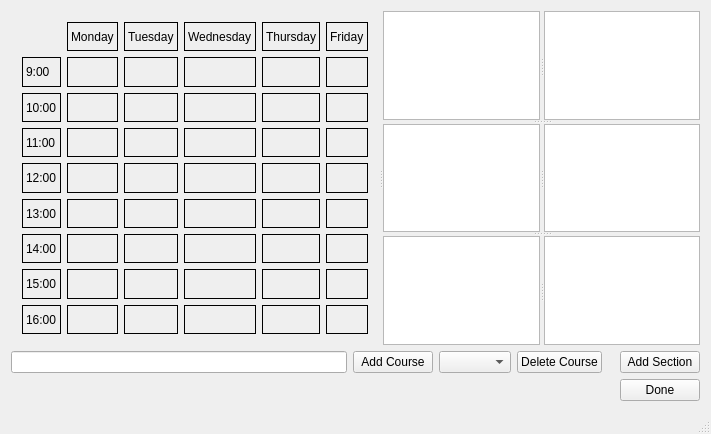
The window that Project Files/mainwindow.ui (UmutSahinSE/CoursePlanner) describes before a commit, drawn with Qt 5.
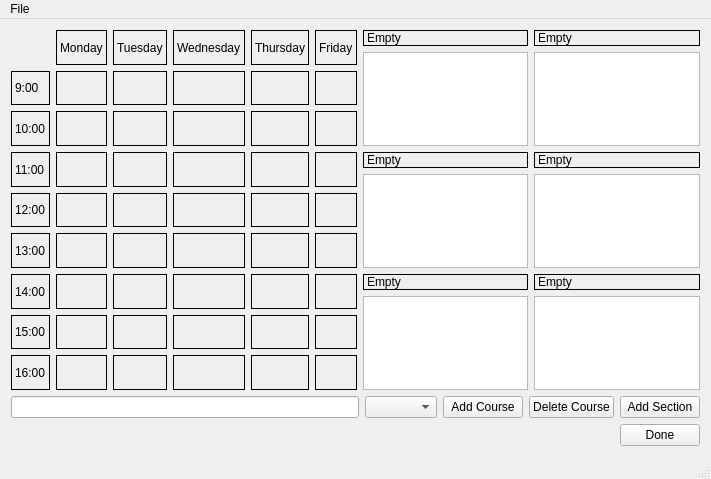
The same window after the commit. Icons and pictures are not drawn. Custom widgets are drawn as their Qt base class.

Diff of the .ui file:
```diff
--- a/Project Files/mainwindow.ui
+++ b/Project Files/mainwindow.ui
@@ -7,57 +7,28 @@
     <x>0</x>
     <y>0</y>
     <width>711</width>
-    <height>434</height>
+    <height>479</height>
    </rect>
   </property>
   <property name="windowTitle">
    <string>MainWindow</string>
   </property>
   <widget class="QWidget" name="centralWidget">
-   <layout class="QGridLayout" name="gridLayout">
-    <item row="1" column="3">
-     <widget class="QPushButton" name="DeleteCourse">
-      <property name="text">
-       <string>Delete Course</string>
-      </property>
-     </widget>
-    </item>
-    <item row="1" column="1">
-     <widget class="QPushButton" name="AddCourseButton">
-      <property name="text">
-       <string>Add Course</string>
-      </property>
-     </widget>
-    </item>
-    <item row="0" column="0" colspan="7">
-     <widget class="QSplitter" name="splitter_5">
-      <property name="orientation">
-       <enum>Qt::Horizontal</enum>
-      </property>
-      <widget class="QWidget" name="layoutWidget">
-       <layout class="QGridLayout" name="ScheduleLayout">
-        <item row="1" column="4">
-         <widget class="Hour" name="ThursdayNine">
-          <property name="mouseTracking">
-           <bool>true</bool>
-          </property>
+   <layout class="QVBoxLayout" name="verticalLayout">
+    <item>
+     <layout class="QHBoxLayout" name="horizontalLayout">
+      <item>
+       <layout class="QGridLayout" name="scheduleLayout">
+        <item row="0" column="0">
+         <widget class="QLabel" name="label">
           <property name="frameShape">
-           <enum>QFrame::Box</enum>
+           <enum>QFrame::NoFrame</enum>
           </property>
           <property name="text">
            <string/>
           </property>
-          <property name="pixmap">
-           <pixmap resource="pictures.qrc">:/RoadEnd.png</pixmap>
-          </property>
-          <property name="scaledContents">
-           <bool>true</bool>
-          </property>
-          <property name="Selected" stdset="0">
-           <bool>false</bool>
-          </property>
-          <property name="Value" stdset="0">
-           <number>97</number>
+          <property name="alignment">
+           <set>Qt::AlignCenter</set>
           </property>
          </widget>
         </item>
@@ -91,16 +62,6 @@
           </property>
          </widget>
         </item>
-        <item row="0" column="0">
-         <widget class="QLabel" name="label_6">
-          <property name="frameShape">
-           <enum>QFrame::NoFrame</enum>
-          </property>
-          <property name="text">
-           <string/>
-          </property>
-         </widget>
-        </item>
         <item row="0" column="4">
          <widget class="QLabel" name="Thursday">
           <property name="frameShape">
@@ -206,6 +167,31 @@
           </property>
          </widget>
         </item>
+        <item row="1" column="4">
+         <widget class="Hour" name="ThursdayNine">
+          <property name="mouseTracking">
+           <bool>true</bool>
+          </property>
+          <property name="frameShape">
+           <enum>QFrame::Box</enum>
+          </property>
+          <property name="text">
+           <string/>
+          </property>
+          <property name="pixmap">
+           <pixmap resource="pictures.qrc">:/RoadEnd.png</pixmap>
+          </property>
+          <property name="scaledContents">
+           <bool>true</bool>
+          </property>
+          <property name="Selected" stdset="0">
+           <bool>false</bool>
+          </property>
+          <property name="Value" stdset="0">
+           <number>97</number>
+          </property>
+         </widget>
+        </item>
         <item row="1" column="5">
          <widget class="Hour" name="FridayNine">
           <property name="mouseTracking">
@@ -266,6 +252,31 @@
           </property>
          </widget>
         </item>
+        <item row="2" column="2">
+         <widget class="Hour" name="TuesdayTen">
+          <property name="mouseTracking">
+           <bool>true</bool>
+          </property>
+          <property name="frameShape">
+           <enum>QFrame::Box</enum>
+          </property>
+          <property name="text">
+           <string/>
+          </property>
+          <property name="pixmap">
+           <pixmap resource="pictures.qrc">:/RoadEnd.png</pixmap>
+          </property>
+          <property name="scaledContents">
+           <bool>true</bool>
+          </property>
+          <property name="Selected" stdset="0">
+           <bool>false</bool>
+          </property>
+          <property name="Value" stdset="0">
+           <number>29</number>
+          </property>
+         </widget>
+        </item>
         <item row="2" column="3">
          <widget class="Hour" name="WednesdayTen">
           <property name="mouseTracking">
@@ -291,6 +302,31 @@
           </property>
          </widget>
         </item>
+        <item row="2" column="4">
+         <widget class="Hour" name="ThursdayTen">
+          <property name="mouseTracking">
+           <bool>true</bool>
+          </property>
+          <property name="frameShape">
+           <enum>QFrame::Box</enum>
+          </property>
+          <property name="text">
+           <string/>
+          </property>
+          <property name="pixmap">
+           <pixmap resource="pictures.qrc">:/RoadEnd.png</pixmap>
+          </property>
+          <property name="scaledContents">
+           <bool>true</bool>
+          </property>
+          <property name="Selected" stdset="0">
+           <bool>false</bool>
+          </property>
+          <property name="Value" stdset="0">
+           <number>101</number>
+          </property>
+         </widget>
+        </item>
         <item row="2" column="5">
          <widget class="Hour" name="FridayTen">
           <property name="mouseTracking">
@@ -326,31 +362,6 @@
           </property>
          </widget>
         </item>
-        <item row="2" column="4">
-         <widget class="Hour" name="ThursdayTen">
-          <property name="mouseTracking">
-           <bool>true</bool>
-          </property>
-          <property name="frameShape">
-           <enum>QFrame::Box</enum>
-          </property>
-          <property name="text">
-           <string/>
-          </property>
-          <property name="pixmap">
-           <pixmap resource="pictures.qrc">:/RoadEnd.png</pixmap>
-          </property>
-          <property name="scaledContents">
-           <bool>true</bool>
-          </property>
-          <property name="Selected" stdset="0">
-           <bool>false</bool>
-          </property>
-          <property name="Value" stdset="0">
-           <number>101</number>
-          </property>
-         </widget>
-        </item>
         <item row="3" column="1">
          <widget class="Hour" name="MondayEleven">
           <property name="mouseTracking">
@@ -376,31 +387,6 @@
           </property>
          </widget>
         </item>
-        <item row="3" column="4">
-         <widget class="Hour" name="ThursdayEleven">
-          <property name="mouseTracking">
-           <bool>true</bool>
-          </property>
-          <property name="frameShape">
-           <enum>QFrame::Box</enum>
-          </property>
-          <property name="text">
-           <string/>
-          </property>
-          <property name="pixmap">
-           <pixmap resource="pictures.qrc">:/RoadEnd.png</pixmap>
-          </property>
-          <property name="scaledContents">
-           <bool>true</bool>
-          </property>
-          <property name="Selected" stdset="0">
-           <bool>false</bool>
-          </property>
-          <property name="Value" stdset="0">
-           <number>103</number>
-          </property>
-         </widget>
-        </item>
         <item row="3" column="2">
          <widget class="Hour" name="TuesdayEleven">
           <property name="mouseTracking">
@@ -426,31 +412,6 @@
           </property>
          </widget>
         </item>
-        <item row="3" column="5">
-         <widget class="Hour" name="FridayEleven">
-          <property name="mouseTracking">
-           <bool>true</bool>
-          </property>
-          <property name="frameShape">
-           <enum>QFrame::Box</enum>
-          </property>
-          <property name="text">
-           <string/>
-          </property>
-          <property name="pixmap">
-           <pixmap resource="pictures.qrc">:/RoadEnd.png</pixmap>
-          </property>
-          <property name="scaledContents">
-           <bool>true</bool>
-          </property>
-          <property name="Selected" stdset="0">
-           <bool>false</bool>
-          </property>
-          <property name="Value" stdset="0">
-           <number>149</number>
-          </property>
-         </widget>
-        </item>
         <item row="3" column="3">
          <widget class="Hour" name="WednesdayEleven">
           <property name="mouseTracking">
@@ -476,8 +437,8 @@
           </property>
          </widget>
         </item>
-        <item row="4" column="1">
-         <widget class="Hour" name="MondayTwelve">
+        <item row="3" column="4">
+         <widget class="Hour" name="ThursdayEleven">
           <property name="mouseTracking">
            <bool>true</bool>
           </property>
@@ -497,7 +458,32 @@
            <bool>false</bool>
           </property>
           <property name="Value" stdset="0">
-           <number>7</number>
+           <number>103</number>
+          </property>
+         </widget>
+        </item>
+        <item row="3" column="5">
+         <widget class="Hour" name="FridayEleven">
+          <property name="mouseTracking">
+           <bool>true</bool>
+          </property>
+          <property name="frameShape">
+           <enum>QFrame::Box</enum>
+          </property>
+          <property name="text">
+           <string/>
+          </property>
+          <property name="pixmap">
+           <pixmap resource="pictures.qrc">:/RoadEnd.png</pixmap>
+          </property>
+          <property name="scaledContents">
+           <bool>true</bool>
+          </property>
+          <property name="Selected" stdset="0">
+           <bool>false</bool>
+          </property>
+          <property name="Value" stdset="0">
+           <number>149</number>
           </property>
          </widget>
         </item>
@@ -511,6 +497,31 @@
           </property>
          </widget>
         </item>
+        <item row="4" column="1">
+         <widget class="Hour" name="MondayTwelve">
+          <property name="mouseTracking">
+           <bool>true</bool>
+          </property>
+          <property name="frameShape">
+           <enum>QFrame::Box</enum>
+          </property>
+          <property name="text">
+           <string/>
+          </property>
+          <property name="pixmap">
+           <pixmap resource="pictures.qrc">:/RoadEnd.png</pixmap>
+          </property>
+          <property name="scaledContents">
+           <bool>true</bool>
+          </property>
+          <property name="Selected" stdset="0">
+           <bool>false</bool>
+          </property>
+          <property name="Value" stdset="0">
+           <number>7</number>
+          </property>
+         </widget>
+        </item>
         <item row="4" column="2">
          <widget class="Hour" name="TuesdayTwelve">
           <property name="mouseTracking">
@@ -561,6 +572,31 @@
           </property>
          </widget>
         </item>
+        <item row="4" column="4">
+         <widget class="Hour" name="ThursdayTwelve">
+          <property name="mouseTracking">
+           <bool>true</bool>
+          </property>
+          <property name="frameShape">
+           <enum>QFrame::Box</enum>
+          </property>
+          <property name="text">
+           <string/>
+          </property>
+          <property name="pixmap">
+           <pixmap resource="pictures.qrc">:/RoadEnd.png</pixmap>
+          </property>
+          <property name="scaledContents">
+           <bool>true</bool>
+          </property>
+          <property name="Selected" stdset="0">
+           <bool>false</bool>
+          </property>
+          <property name="Value" stdset="0">
+           <number>107</number>
+          </property>
+         </widget>
+        </item>
         <item row="4" column="5">
          <widget class="Hour" name="FridayTwelve">
           <property name="mouseTracking">
@@ -621,31 +657,6 @@
           </property>
          </widget>
         </item>
-        <item row="4" column="4">
-         <widget class="Hour" name="ThursdayTwelve">
-          <property name="mouseTracking">
-           <bool>true</bool>
-          </property>
-          <property name="frameShape">
-           <enum>QFrame::Box</enum>
-          </property>
-          <property name="text">
-           <string/>
-          </property>
-          <property name="pixmap">
-           <pixmap resource="pictures.qrc">:/RoadEnd.png</pixmap>
-          </property>
-          <property name="scaledContents">
-           <bool>true</bool>
-          </property>
-          <property name="Selected" stdset="0">
-           <bool>false</bool>
-          </property>
-          <property name="Value" stdset="0">
-           <number>107</number>
-          </property>
-         </widget>
-        </item>
         <item row="5" column="2">
          <widget class="Hour" name="TuesdayThirteen">
           <property name="mouseTracking">
@@ -671,6 +682,31 @@
           </property>
          </widget>
         </item>
+        <item row="5" column="3">
+         <widget class="Hour" name="WednesdayThirteen">
+          <property name="mouseTracking">
+           <bool>true</bool>
+          </property>
+          <property name="frameShape">
+           <enum>QFrame::Box</enum>
+          </property>
+          <property name="text">
+           <string/>
+          </property>
+          <property name="pixmap">
+           <pixmap resource="pictures.qrc">:/RoadEnd.png</pixmap>
+          </property>
+          <property name="scaledContents">
+           <bool>true</bool>
+          </property>
+          <property name="Selected" stdset="0">
+           <bool>false</bool>
+          </property>
+          <property name="Value" stdset="0">
+           <number>73</number>
+          </property>
+         </widget>
+        </item>
         <item row="5" column="4">
          <widget class="Hour" name="ThursdayThirteen">
           <property name="mouseTracking">
@@ -721,31 +757,6 @@
           </property>
          </widget>
         </item>
-        <item row="5" column="3">
-         <widget class="Hour" name="WednesdayThirteen">
-          <property name="mouseTracking">
-           <bool>true</bool>
-          </property>
-          <property name="frameShape">
-           <enum>QFrame::Box</enum>
-          </property>
-          <property name="text">
-           <string/>
-          </property>
-          <property name="pixmap">
-           <pixmap resource="pictures.qrc">:/RoadEnd.png</pixmap>
-          </property>
-          <property name="scaledContents">
-           <bool>true</bool>
-          </property>
-          <property name="Selected" stdset="0">
-           <bool>false</bool>
-          </property>
-          <property name="Value" stdset="0">
-           <number>73</number>
-          </property>
-         </widget>
-        </item>
         <item row="6" column="0">
          <widget class="QLabel" name="Fourteen">
           <property name="frameShape">
@@ -831,6 +842,31 @@
           </property>
          </widget>
         </item>
+        <item row="6" column="4">
+         <widget class="Hour" name="ThursdayFourteen">
+          <property name="mouseTracking">
+           <bool>true</bool>
+          </property>
+          <property name="frameShape">
+           <enum>QFrame::Box</enum>
+          </property>
+          <property name="text">
+           <string/>
+          </property>
+          <property name="pixmap">
+           <pixmap resource="pictures.qrc">:/RoadEnd.png</pixmap>
+          </property>
+          <property name="scaledContents">
+           <bool>true</bool>
+          </property>
+          <property name="Selected" stdset="0">
+           <bool>false</bool>
+          </property>
+          <property name="Value" stdset="0">
+           <number>113</number>
+          </property>
+         </widget>
+        </item>
         <item row="6" column="5">
          <widget class="Hour" name="FridayFourteen">
           <property name="mouseTracking">
@@ -866,31 +902,6 @@
           </property>
          </widget>
         </item>
-        <item row="6" column="4">
-         <widget class="Hour" name="ThursdayFourteen">
-          <property name="mouseTracking">
-           <bool>true</bool>
-          </property>
-          <property name="frameShape">
-           <enum>QFrame::Box</enum>
-          </property>
-          <property name="text">
-           <string/>
-          </property>
-          <property name="pixmap">
-           <pixmap resource="pictures.qrc">:/RoadEnd.png</pixmap>
-          </property>
-          <property name="scaledContents">
-           <bool>true</bool>
-          </property>
-          <property name="Selected" stdset="0">
-           <bool>false</bool>
-          </property>
-          <property name="Value" stdset="0">
-           <number>113</number>
-          </property>
-         </widget>
-        </item>
         <item row="7" column="1">
          <widget class="Hour" name="MondayFifteen">
           <property name="mouseTracking">
@@ -916,31 +927,6 @@
           </property>
          </widget>
         </item>
-        <item row="7" column="4">
-         <widget class="Hour" name="ThursdayFifteen">
-          <property name="mouseTracking">
-           <bool>true</bool>
-          </property>
-          <property name="frameShape">
-           <enum>QFrame::Box</enum>
-          </property>
-          <property name="text">
-           <string/>
-          </property>
-          <property name="pixmap">
-           <pixmap resource="pictures.qrc">:/RoadEnd.png</pixmap>
-          </property>
-          <property name="scaledContents">
-           <bool>true</bool>
-          </property>
-          <property name="Selected" stdset="0">
-           <bool>false</bool>
-          </property>
-          <property name="Value" stdset="0">
-           <number>127</number>
-          </property>
-         </widget>
-        </item>
         <item row="7" column="2">
          <widget class="Hour" name="TuesdayFifteen">
           <property name="mouseTracking">
@@ -966,31 +952,6 @@
           </property>
          </widget>
         </item>
-        <item row="7" column="5">
-         <widget class="Hour" name="FridayFifteen">
-          <property name="mouseTracking">
-           <bool>true</bool>
-          </property>
-          <property name="frameShape">
-           <enum>QFrame::Box</enum>
-          </property>
-          <property name="text">
-           <string/>
-          </property>
-          <property name="pixmap">
-           <pixmap resource="pictures.qrc">:/RoadEnd.png</pixmap>
-          </property>
-          <property name="scaledContents">
-           <bool>true</bool>
-          </property>
-          <property name="Selected" stdset="0">
-           <bool>false</bool>
-          </property>
-          <property name="Value" stdset="0">
-           <number>167</number>
-          </property>
-         </widget>
-        </item>
         <item row="7" column="3">
          <widget class="Hour" name="WednesdayFifteen">
           <property name="mouseTracking">
@@ -1016,8 +977,8 @@
           </property>
          </widget>
         </item>
-        <item row="8" column="1">
-         <widget class="Hour" name="MondaySixteen">
+        <item row="7" column="4">
+         <widget class="Hour" name="ThursdayFifteen">
           <property name="mouseTracking">
            <bool>true</bool>
           </property>
@@ -1041,8 +1002,8 @@
           </property>
          </widget>
         </item>
-        <item row="8" column="3">
-         <widget class="Hour" name="WednesdaySixteen">
+        <item row="7" column="5">
+         <widget class="Hour" name="FridayFifteen">
           <property name="mouseTracking">
            <bool>true</bool>
           </property>
@@ -1076,6 +1037,31 @@
           </property>
          </widget>
         </item>
+        <item row="8" column="1">
+         <widget class="Hour" name="MondaySixteen">
+          <property name="mouseTracking">
+           <bool>true</bool>
+          </property>
+          <property name="frameShape">
+           <enum>QFrame::Box</enum>
+          </property>
+          <property name="text">
+           <string/>
+          </property>
+          <property name="pixmap">
+           <pixmap resource="pictures.qrc">:/RoadEnd.png</pixmap>
+          </property>
+          <property name="scaledContents">
+           <bool>true</bool>
+          </property>
+          <property name="Selected" stdset="0">
+           <bool>false</bool>
+          </property>
+          <property name="Value" stdset="0">
+           <number>19</number>
+          </property>
+         </widget>
+        </item>
         <item row="8" column="2">
          <widget class="Hour" name="TuesdaySixteen">
           <property name="mouseTracking">
@@ -1101,6 +1087,31 @@
           </property>
          </widget>
         </item>
+        <item row="8" column="3">
+         <widget class="Hour" name="WednesdaySixteen">
+          <property name="mouseTracking">
+           <bool>true</bool>
+          </property>
+          <property name="frameShape">
+           <enum>QFrame::Box</enum>
+          </property>
+          <property name="text">
+           <string/>
+          </property>
+          <property name="pixmap">
+           <pixmap resource="pictures.qrc">:/RoadEnd.png</pixmap>
+          </property>
+          <property name="scaledContents">
+           <bool>true</bool>
+          </property>
+          <property name="Selected" stdset="0">
+           <bool>false</bool>
+          </property>
+          <property name="Value" stdset="0">
+           <number>89</number>
+          </property>
+         </widget>
+        </item>
         <item row="8" column="4">
          <widget class="Hour" name="ThursdaySixteen">
           <property name="mouseTracking">
@@ -1151,111 +1162,217 @@
           </property>
          </widget>
         </item>
-        <item row="2" column="2">
-         <widget class="Hour" name="TuesdayTen">
-          <property name="mouseTracking">
-           <bool>true</bool>
-          </property>
-          <property name="frameShape">
-           <enum>QFrame::Box</enum>
-          </property>
-          <property name="text">
-           <string/>
-          </property>
-          <property name="pixmap">
-           <pixmap resource="pictures.qrc">:/RoadEnd.png</pixmap>
-          </property>
-          <property name="scaledContents">
-           <bool>true</bool>
-          </property>
-          <property name="Selected" stdset="0">
-           <bool>false</bool>
-          </property>
-          <property name="Value" stdset="0">
-           <number>29</number>
-          </property>
-         </widget>
+       </layout>
+      </item>
+      <item>
+       <layout class="QVBoxLayout" name="listsVerticleLayout">
+        <item>
+         <layout class="QHBoxLayout" name="list1And2Layout">
+          <item>
+           <layout class="QVBoxLayout" name="list1Layout">
+            <item>
+             <widget class="QLabel" name="ListName1">
+              <property name="frameShape">
+               <enum>QFrame::Box</enum>
+              </property>
+              <property name="text">
+               <string>Empty</string>
+              </property>
+             </widget>
+            </item>
+            <item>
+             <widget class="QListWidget" name="List1">
+              <property name="accessibleDescription">
+               <string>empty</string>
+              </property>
+             </widget>
+            </item>
+           </layout>
+          </item>
+          <item>
+           <layout class="QVBoxLayout" name="list2Layout">
+            <item>
+             <widget class="QLabel" name="ListName2">
+              <property name="frameShape">
+               <enum>QFrame::Box</enum>
+              </property>
+              <property name="text">
+               <string>Empty</string>
+              </property>
+             </widget>
+            </item>
+            <item>
+             <widget class="QListWidget" name="List2">
+              <property name="accessibleDescription">
+               <string>empty</string>
+              </property>
+             </widget>
+            </item>
+           </layout>
+          </item>
+         </layout>
         </item>
+        <item>
+         <layout class="QHBoxLayout" name="list3And4Layout">
+          <item>
+           <layout class="QVBoxLayout" name="list3Layout">
+            <item>
+             <widget class="QLabel" name="ListName3">
+              <property name="frameShape">
+               <enum>QFrame::Box</enum>
+              </property>
+              <property name="text">
+               <string>Empty</string>
+              </property>
+             </widget>
+            </item>
+            <item>
+             <widget class="QListWidget" name="List3">
+              <property name="accessibleDescription">
+               <string>empty</string>
+              </property>
+             </widget>
+            </item>
+           </layout>
+          </item>
+          <item>
+           <layout class="QVBoxLayout" name="list4Layout">
+            <item>
+             <widget class="QLabel" name="ListName4">
+              <property name="frameShape">
+               <enum>QFrame::Box</enum>
+              </property>
+              <property name="text">
+               <string>Empty</string>
+              </property>
+             </widget>
+            </item>
+            <item>
+             <widget class="QListWidget" name="List4">
+              <property name="accessibleDescription">
+               <string>empty</string>
+              </property>
+             </widget>
+            </item>
+           </layout>
+          </item>
+         </layout>
+        </item>
+        <item>
+         <layout class="QHBoxLayout" name="list5and6Layout">
+          <item>
+           <layout class="QVBoxLayout" name="List5Layout">
+            <item>
+             <widget class="QLabel" name="ListName5">
+              <property name="frameShape">
+               <enum>QFrame::Box</enum>
+              </property>
+              <property name="text">
+               <string>Empty</string>
+              </property>
+             </widget>
+            </item>
+            <item>
+             <widget class="QListWidget" name="List5">
+              <property name="accessibleDescription">
+               <string>empty</string>
+              </property>
+             </widget>
+            </item>
+           </layout>
+          </item>
+          <item>
+           <layout class="QVBoxLayout" name="list6Layout">
+            <item>
+             <widget class="QLabel" name="ListName6">
+              <property name="frameShape">
+               <enum>QFrame::Box</enum>
+              </property>
+              <property name="text">
+               <string>Empty</string>
+              </property>
+             </widget>
+            </item>
+            <item>
+             <widget class="QListWidget" name="List6">
+              <property name="accessibleDescription">
+               <string>empty</string>
+              </property>
+             </widget>
+            </item>
+           </layout>
+          </item>
+         </layout>
+        </item>
        </layout>
-      </widget>
-      <widget class="QSplitter" name="splitter_4">
-       <property name="orientation">
-        <enum>Qt::Vertical</enum>
-       </property>
-       <widget class="QSplitter" name="splitter">
-        <property name="orientation">
-         <enum>Qt::Horizontal</enum>
+      </item>
+     </layout>
+    </item>
+    <item>
+     <layout class="QHBoxLayout" name="sectionToolsLayout">
+      <item>
+       <widget class="QLineEdit" name="AddCourseLine">
+        <property name="clearButtonEnabled">
+         <bool>false</bool>
         </property>
-        <widget class="QListWidget" name="List1">
-         <property name="accessibleDescription">
-          <string>empty</string>
-         </property>
-        </widget>
-        <widget class="QListWidget" name="List2">
-         <property name="accessibleDescription">
-          <string>empty</string>
-         </property>
-        </widget>
        </widget>
-       <widget class="QSplitter" name="splitter_2">
-        <property name="orientation">
-         <enum>Qt::Horizontal</enum>
+      </item>
+      <item>
+       <widget class="QComboBox" name="SelectCourse">
+        <property name="editable">
+         <bool>false</bool>
         </property>
-        <widget class="QListWidget" name="List3">
-         <property name="accessibleDescription">
-          <string>empty</string>
-         </property>
-        </widget>
-        <widget class="QListWidget" name="List4">
-         <property name="accessibleDescription">
-          <string>empty</string>
-         </property>
-        </widget>
+        <property name="duplicatesEnabled">
+         <bool>false</bool>
+        </property>
        </widget>
-       <widget class="QSplitter" name="splitter_3">
+      </item>
+      <item>
+       <widget class="QPushButton" name="AddCourseButton">
+        <property name="text">
+         <string>Add Course</string>
+        </property>
+       </widget>
+      </item>
+      <item>
+       <widget class="QPushButton" name="DeleteCourse">
+        <property name="text">
+         <string>Delete Course</string>
+        </property>
+       </widget>
+      </item>
+      <item>
+       <widget class="QPushButton" name="AddSection">
+        <property name="text">
+         <string>Add Section</string>
+        </property>
+       </widget>
+      </item>
+     </layout>
+    </item>
+    <item>
+     <layout class="QHBoxLayout" name="doneLayout">
+      <item>
+       <spacer name="horizontalSpacer">
         <property name="orientation">
          <enum>Qt::Horizontal</enum>
         </property>
-        <widget class="QListWidget" name="List5">
-         <property name="accessibleDescription">
-          <string>empty</string>
-         </property>
-        </widget>
-        <widget class="QListWidget" name="List6">
-         <property name="accessibleDescription">
-          <string>empty</string>
-         </property>
-        </widget>
+        <property name="sizeHint" stdset="0">
+         <size>
+          <width>378</width>
+          <height>20</height>
+         </size>
+        </property>
+       </spacer>
+      </item>
+      <item>
+       <widget class="QPushButton" name="Done">
+        <property name="text">
+         <string>Done</string>
+        </property>
        </widget>
-      </widget>
-     </widget>
-    </item>
-    <item row="1" column="2">
-     <widget class="QComboBox" name="SelectCourse">
-      <property name="editable">
-       <bool>false</bool>
-      </property>
-      <property name="duplicatesEnabled">
-       <bool>false</bool>
-      </property>
-     </widget>
-    </item>
-    <item row="1" column="6">
-     <widget class="QPushButton" name="AddSection">
-      <property name="text">
-       <string>Add Section</string>
-      </property>
-     </widget>
-    </item>
-    <item row="1" column="0">
-     <widget class="QLineEdit" name="AddCourseLine"/>
-    </item>
-    <item row="3" column="6">
-     <widget class="QPushButton" name="Done">
-      <property name="text">
-       <string>Done</string>
-      </property>
-     </widget>
+      </item>
+     </layout>
     </item>
    </layout>
   </widget>
@@ -1268,6 +1385,13 @@
      <height>17</height>
     </rect>
    </property>
+   <widget class="QMenu" name="menuFile">
+    <property name="title">
+     <string>File</string>
+    </property>
+    <addaction name="actionOpen"/>
+   </widget>
+   <addaction name="menuFile"/>
   </widget>
   <widget class="QStatusBar" name="statusBar"/>
  </widget>
```
Left out of the diff: 9 changed lines with no effect on the pictures.
